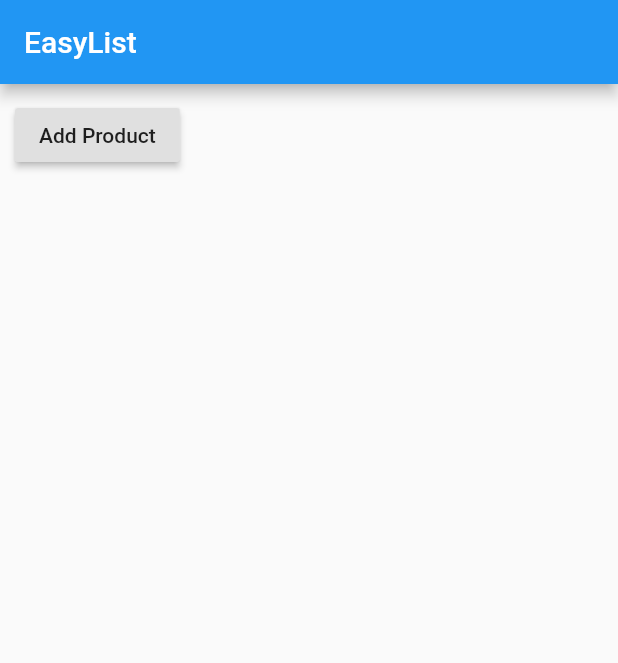
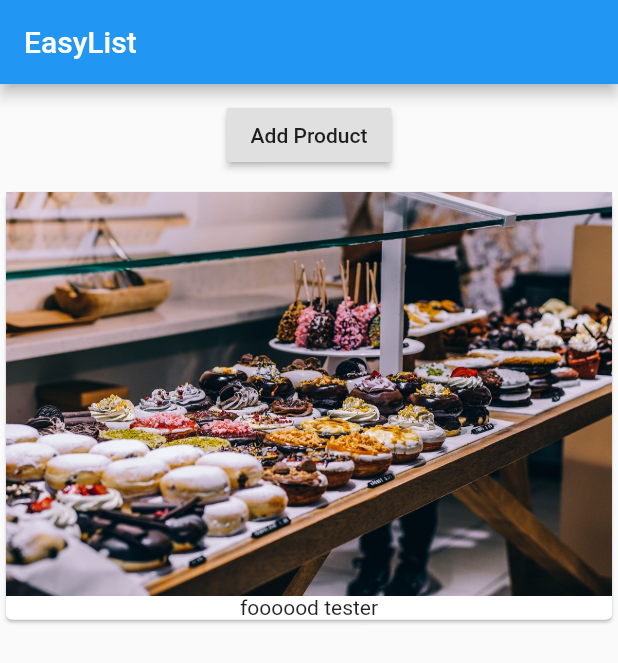
Before and after one commit to Fedrius/learning_flutter, a Flutter app: the screen it shows after launch, on a phone screen of 412 x 824 dp. Shown: the top 663 px of the screen. Run offline on Flutter 3.47's test engine with Material 2 defaults, Android fonts, the phone set to English and light mode, and no system bars.

```diff
--- a/lib/main.dart
+++ b/lib/main.dart
@@ -1,25 +1,12 @@
 import 'package:flutter/material.dart';
+import './product_manager.dart';
 
 // Every component is a widget in flutter!
 // alt+shift+f to format code
 void main() => runApp(MyApp());
 
 // Main widget tree
-class MyApp extends StatefulWidget {
-  @override
-  State<StatefulWidget> createState() {
-    // TODO: implement createState
-    return _MyAppState();
-  }
-}
-
-// underscore should for classes that are only in the same file
-// This state class belongs to the MyApp stateful widget
-class _MyAppState extends State<MyApp> {
-  // an array of strings called products
-  // use underscore naming convention for var if used in same class
-  List<String> _products = ['Food Testfeertt'];
-
+class MyApp extends StatelessWidget {
   @override // overriding the build method. easier to read for others
   Widget build(context) {
     return MaterialApp(
@@ -29,26 +16,8 @@ class _MyAppState extends State<MyApp> {
           title: Text('EasyList'),
         ),
         // shows in column format
-          body: Column(
-            // an array of 1 btn and cards
-            children: [
-              Container(
-                margin: EdgeInsets.all(10.0),
-                child: RaisedButton(
-                  onPressed: () {
-                    // have to update the state for the app to recognize variable changes
-                    setState(() {
-                      _products.add('Advanced food tester');
-                      // console log
-                      print(_products);
-                    });
-                  },
-                  child: Text('Add Product'),
+        body: ProductManager('foooood tester'),
       ),
-              ),
-
-            ],
-          )),
     );
   }
 }
--- /dev/null
+++ b/lib/product_manager.dart
@@ -0,0 +1,52 @@
+import 'package:flutter/material.dart';
+import './products.dart';
+
+class ProductManager extends StatefulWidget {
+  final String startingProduct;
+
+  ProductManager(this.startingProduct);
+
+  @override
+  State<StatefulWidget> createState() {
+    return _ProductManagerState();
+  }
+}
+
+class _ProductManagerState extends State<ProductManager> {
+  // an array of strings called products
+  // use underscore naming convention for var if used in same class
+  List<String> _products = [];
+
+  // connecting ProductManager outside variables 'startingProduct' to add to the _products when state is created initially.
+  // string is passed into ProductManager() in the main.dart
+  @override
+  void initState() {
+    super.initState();
+    _products.add(widget.startingProduct);
+  }
+
+  @override
+  Widget build(BuildContext context) {
+    return Column(
+      children: [
+        Container(
+          margin: EdgeInsets.all(10.0),
+          child: RaisedButton(
+            onPressed: () {
+              // have to update the state for the app to recognize variable changes
+              setState(() {
+                _products.add('Advanced food tester');
+                // console log
+                print(_products);
+              });
+            },
+            child: Text('Add Product'),
+          ),
+        ),
+        // Calling the Product class and passing in the _products array
+        // Creates the column of cards
+        Products(_products)
+      ],
+    );
+  }
+}
```
Lines whose indentation alone changed are shown as unchanged.
